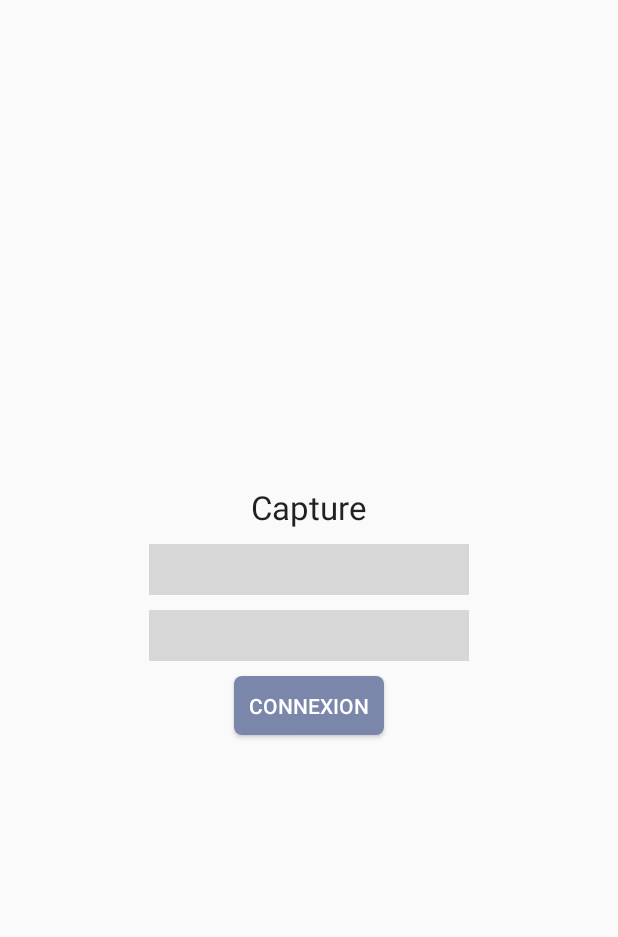
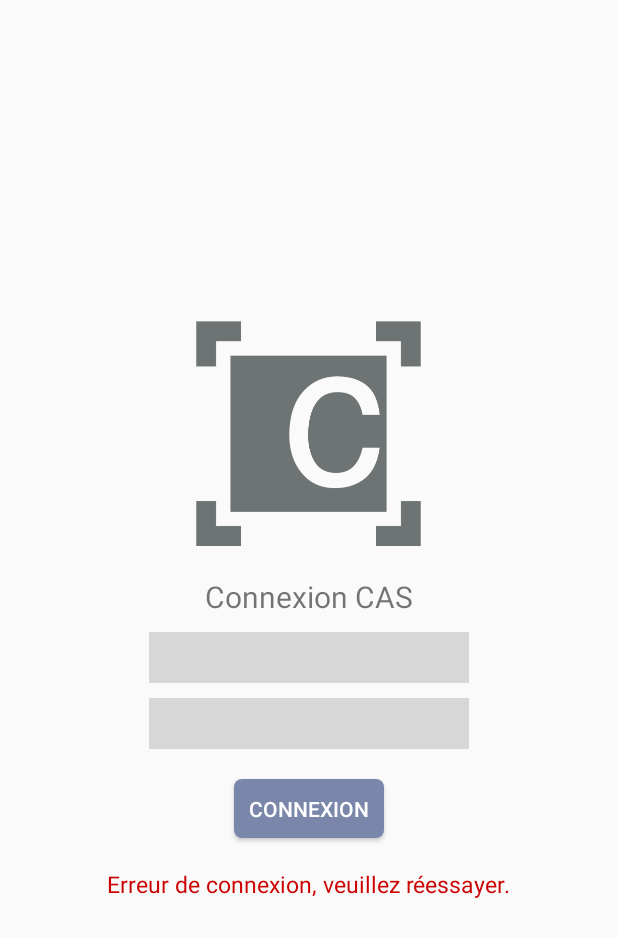
Before and after one commit to CaptureSI28/android, an Android app: the screen it shows after launch (Connexion), after a tap on "CONNEXION", on a phone screen of 412 x 824 dp. Shown: the top 937 px of the screen. Run offline under Robolectric (Android 15) with nearby library versions, the phone set to English and light mode, and no system bars; 1 statement that could not run was skipped.

Commit message:
Add an error message for the failed connexion ;

```diff
--- a/app/src/main/java/com/example/josephrocca/multiviewapptest/view/Connexion.java
+++ b/app/src/main/java/com/example/josephrocca/multiviewapptest/view/Connexion.java
@@ -7,6 +7,7 @@ import android.view.View;
 import android.widget.Button;
 import android.widget.EditText;
 import android.util.Log;
+import android.widget.TextView;
 
 import com.example.josephrocca.multiviewapptest.Control;
 import com.example.josephrocca.multiviewapptest.model.Player;
@@ -27,6 +28,9 @@ public class Connexion extends Activity {
         final Button conn_btn = (Button) findViewById(R.id.conn_button);
         final EditText conn_log = (EditText) findViewById(R.id.conn_login);
         final EditText conn_pwd = (EditText) findViewById(R.id.conn_pwd);
+        final TextView errorMessage = (TextView) findViewById(R.id.errorMessage);
+        errorMessage.setText("");
+        errorMessage.setVisibility(View.INVISIBLE);
 
         final Intent intentSelection = new Intent(this, SelectionPartie.class);
 
@@ -41,6 +45,9 @@ public class Connexion extends Activity {
                     Control.getInstance().setUser(new Player(conn_log.toString(), 10, 1));
                     finish();
                     startActivity(intentSelection);
+                } else {
+                    errorMessage.setText("Erreur de connexion, veuillez réessayer.");
+                    errorMessage.setVisibility(View.VISIBLE);
                 }
 
 
--- a/app/src/main/res/layout/activity_connexion.xml
+++ b/app/src/main/res/layout/activity_connexion.xml
@@ -4,14 +4,22 @@
     android:layout_height="match_parent"
     android:gravity="center_vertical">
 
+    <ImageView
+        android:layout_width="150dp"
+        android:layout_height="150dp"
+        android:id="@+id/imageView"
+        android:layout_gravity="center_horizontal"
+        android:src="@drawable/capture_ic_f"
+        android:layout_marginBottom="20dp"/>
+
     <TextView
         android:layout_width="wrap_content"
         android:layout_height="wrap_content"
-        android:textAppearance="?android:attr/textAppearanceLarge"
-        android:text="Capture"
-        android:id="@+id/textView3"
+        android:text="Connexion CAS"
+        android:textSize="20dp"
+        android:id="@+id/textConnexion"
         android:layout_gravity="center_horizontal"
-        android:layout_marginBottom="10dp" />
+        android:layout_marginBottom="10dp"/>
 
     <EditText
         android:layout_width="wrap_content"
@@ -43,5 +51,16 @@
         android:minHeight="0dp"
         android:textColor="#ffffffff"
         android:layout_gravity="center_horizontal"
-        android:layout_marginBottom="10dp" />
+        android:layout_marginBottom="20dp"
+        android:layout_marginTop="10dp"/>
+
+    <TextView
+        android:layout_width="wrap_content"
+        android:layout_height="wrap_content"
+        android:id="@+id/errorMessage"
+        android:layout_gravity="center_horizontal"
+        android:layout_marginBottom="10dp"
+        android:textSize="15dp"
+        android:textColor="@android:color/holo_red_dark"
+        android:visibility="invisible"/>
 </LinearLayout>
```
